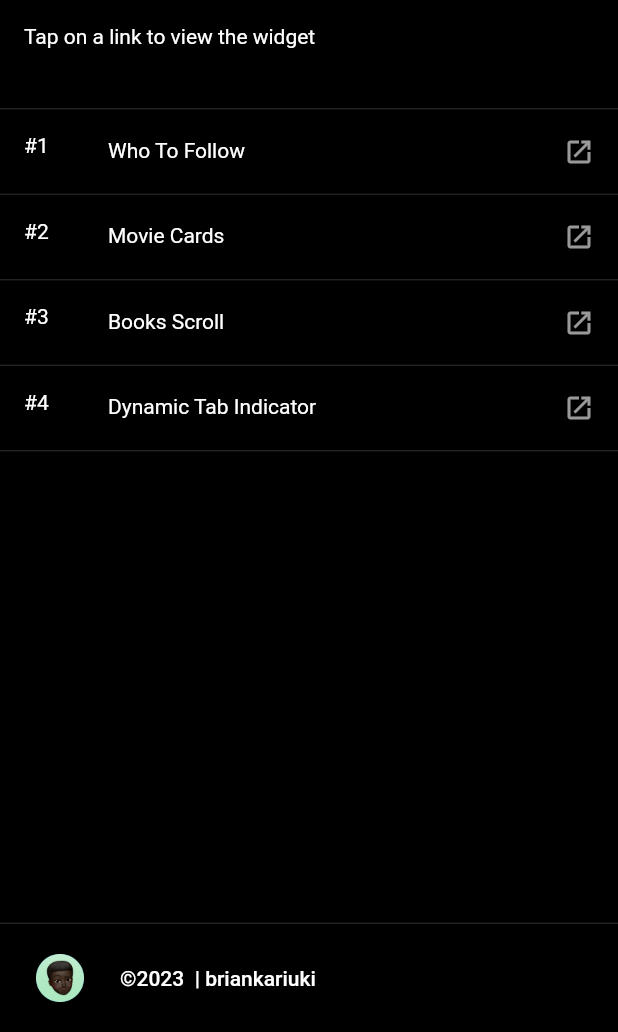
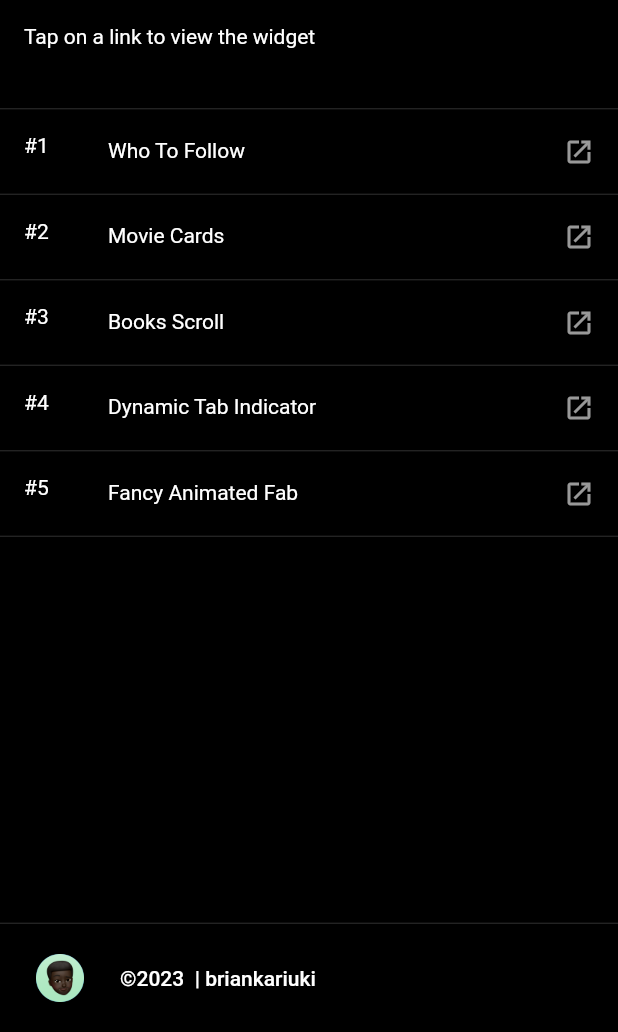
Before and after one commit to briankariuki/flutter-widget-explorations, a Flutter app: the screen it shows after launch, on a phone screen of 412 x 824 dp, the part 204-1236 px from its top. Run offline on Flutter 3.47's test engine with Material 2 defaults, Android fonts, the phone set to English and light mode, and no system bars; our stand-ins replace cached_network_image, rxdart, stream_transform.

Commit message:
add fancy fab page

```diff
--- a/lib/routes/routes.dart
+++ b/lib/routes/routes.dart
@@ -1,6 +1,7 @@
 import 'package:flutter/material.dart';
 import 'package:flutter_reactive_programming/books_scroll/books_scroll_page.dart';
 import 'package:flutter_reactive_programming/dynamic_tab_indicator/dynamic_tab_indicator_page.dart';
+import 'package:flutter_reactive_programming/fancy_fab/fancy_fab_page.dart';
 import 'package:flutter_reactive_programming/movie_cards/movie_cards_page.dart';
 import 'package:flutter_reactive_programming/who_to_follow/who_to_follow_widget.dart';
 
@@ -25,6 +26,11 @@ final routes = <PageRoute>[
     title: 'Dynamic Tab Indicator',
     widget: const DynamicTabIndicatorPage(),
   ),
+  PageRoute(
+    routeName: FancyFabPage.routeName,
+    title: 'Fancy Animated Fab',
+    widget: const FancyFabPage(),
+  ),
 ];
 
 class PageRoute {
```
Also changed, not shown: lib/fancy_fab/fancy_fab_data.dart (added, +21 -0 lines), lib/fancy_fab/fancy_fab_page.dart (added, +17 -0 lines).
